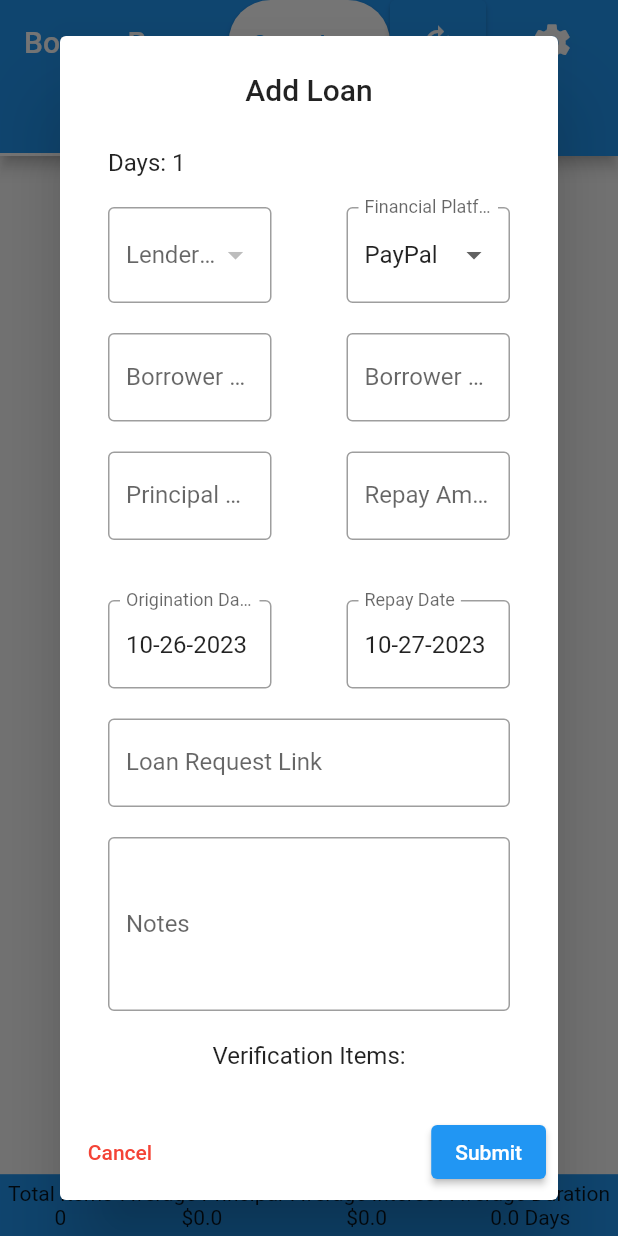
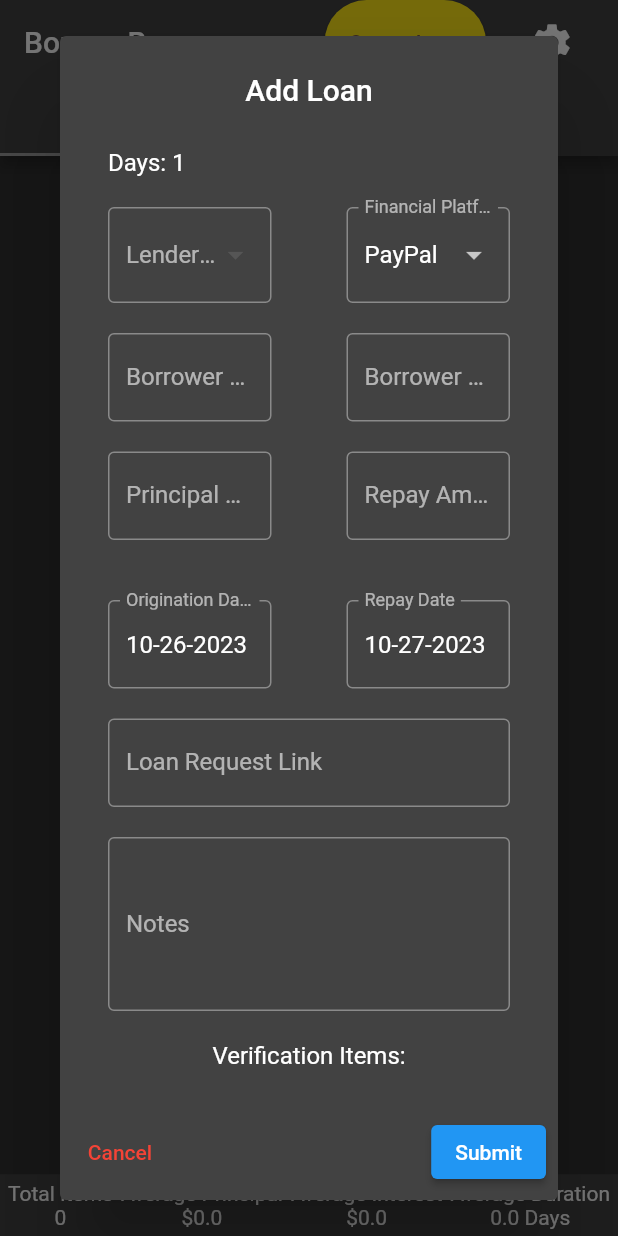
Before and after one commit to mkaramurzin/borrow-breeze, a Flutter app: the screen it shows once a user with an empty profile is signed in, after a tap on "Create a Loan", on a phone screen of 412 x 824 dp. Run offline on Flutter 3.47's test engine with Material 2 defaults, Android fonts, the phone set to English and light mode, and no system bars; our stand-ins replace cloud_firestore, firebase_auth, firebase_core, firebase_storage, flutter_spinkit, image_picker; missing offline and left inert: dart:html, excel; accounts and stored records are empty.

Commit message:
refactor: Change app's colors to dark theme

```diff
--- a/lib/main.dart
+++ b/lib/main.dart
@@ -32,6 +32,10 @@ class MyApp extends StatelessWidget {
         builder: (context, snapshot) {
           if (snapshot.connectionState == ConnectionState.done) {
             return MaterialApp(
+              themeMode: ThemeMode.dark,
+              darkTheme: ThemeData(
+                brightness: Brightness.dark,
+              ),
               initialRoute: '/',
               routes: {
                 '/': (context) => Wrapper(),
--- a/lib/screens/authentication/register.dart
+++ b/lib/screens/authentication/register.dart
@@ -23,7 +23,6 @@ class _RegisterState extends State<Register> {
   @override
   Widget build(BuildContext context) {
     return Scaffold(
-      backgroundColor: Colors.grey[50],
       appBar: AppBar(
         elevation: 0,
         title: Text(
@@ -38,7 +37,6 @@ class _RegisterState extends State<Register> {
             child: Container(
                 margin: EdgeInsets.only(top: 150),
                 decoration: BoxDecoration(
-                    color: Colors.white,
                     border: Border.all(color: Colors.grey, width: 1),
                     borderRadius: BorderRadius.circular(10)
                 ),
@@ -55,10 +53,10 @@ class _RegisterState extends State<Register> {
                           validator: (val) => val == '' ? 'Enter an email' : null,
                           decoration: InputDecoration(
                             labelText: 'Email',
+                            labelStyle: TextStyle(color: Colors.white),
                             border: new OutlineInputBorder(),
                             focusedBorder: OutlineInputBorder(),
                             filled: true,
-                            fillColor: Colors.grey[100],
                           ),
                           onChanged: (val) {
                             setState(() {
@@ -82,10 +80,10 @@ class _RegisterState extends State<Register> {
                           validator: (val) => val!.length < 6 ? 'Password must be at least 6 characters' : null,
                           decoration: InputDecoration(
                             labelText: 'Password',
+                            labelStyle: TextStyle(color: Colors.white),
                             border: new OutlineInputBorder(),
                             focusedBorder: OutlineInputBorder(),
                             filled: true,
-                            fillColor: Colors.grey[100],
                           ),
                           obscureText: true,
                           onChanged: (val) {
@@ -109,20 +107,9 @@ class _RegisterState extends State<Register> {
                         Row(
                           mainAxisAlignment: MainAxisAlignment.spaceBetween,
                           children: [
-                            MouseRegion(
-                              cursor: SystemMouseCursors.click,
-                              child: RichText(text: TextSpan(
-                                text: 'Sign in',
-                                style: new TextStyle(color: Colors.blue),
-                                recognizer: new TapGestureRecognizer()
-                                  ..onTap = () {
-                                    widget.toggle();
-                                  }
-                              )),
-                            ),
                             ElevatedButton(
                               style: ElevatedButton.styleFrom(
-                                  // backgroundColor: "#FFA611".toColor(),
+                                  backgroundColor: Color.fromARGB(255, 255, 232, 22),
                                   padding: EdgeInsets.symmetric(horizontal: 20, vertical: 18),
                                   elevation: 0,
                                   shape: RoundedRectangleBorder(
@@ -131,7 +118,7 @@ class _RegisterState extends State<Register> {
                               ),
                               child: Text(
                                 'Register',
-                                style: TextStyle(color: Colors.black),
+                                style: TextStyle(color: Colors.brown),
                               ),
                               onPressed: () async {
                                 if(_formKey.currentState!.validate()) {
@@ -144,6 +131,17 @@ class _RegisterState extends State<Register> {
                                   }
                                 }
                               },
+                            ),
+                            MouseRegion(
+                              cursor: SystemMouseCursors.click,
+                              child: RichText(text: TextSpan(
+                                text: 'Sign in',
+                                style: new TextStyle(color: Color.fromARGB(255, 255, 232, 22),),
+                                recognizer: new TapGestureRecognizer()
+                                  ..onTap = () {
+                                    widget.toggle();
+                                  }
+                              )),
                             ),
                           ],
                         ),
--- a/lib/screens/loan_view.dart
+++ b/lib/screens/loan_view.dart
@@ -128,8 +128,8 @@ class _LoanViewState extends State<LoanView>
             },
             child: Text('Create Loan'),
             style: ElevatedButton.styleFrom(
-              backgroundColor: Colors.white, // Background color
-              foregroundColor: Colors.blue, // Text color
+              backgroundColor: Color.fromARGB(255, 255, 232, 22), // Background color
+              foregroundColor: Colors.brown, // Text color
               shape: RoundedRectangleBorder(
                 borderRadius: BorderRadius.circular(30.0),
               ),
@@ -137,13 +137,13 @@ class _LoanViewState extends State<LoanView>
           ),
 
           // TODO delete in production
-          ElevatedButton(
-            onPressed: () async {
-              await Database(uid: _auth.user!.uid).totalReset();
-              setState(() {});
-            },
-            child: Icon(Icons.autorenew),
-          ),
+          // ElevatedButton(
+          //   onPressed: () async {
+          //     await Database(uid: _auth.user!.uid).totalReset();
+          //     setState(() {});
+          //   },
+          //   child: Icon(Icons.autorenew),
+          // ),
 
           Container(
             margin: EdgeInsets.symmetric(horizontal: 20),
@@ -180,6 +180,7 @@ class _LoanViewState extends State<LoanView>
         ],
         bottom: TabBar(
           controller: _tabController,
+          indicatorColor: Colors.grey,
           tabs: [
             Tab(icon: Icon(Icons.list, size: 18.0)),
             Tab(icon: Icon(Icons.bar_chart, size: 18.0)),
@@ -225,22 +226,18 @@ class _LoanViewState extends State<LoanView>
                                       },
                                       child: Text(
                                         'Create a Loan',
-                                        style: TextStyle(fontSize: 18),
+                                        style: TextStyle(fontSize: 18, color: Color.fromARGB(255, 255, 232, 22)),
                                       ),
                                       style: ButtonStyle(
                                         side: MaterialStateProperty.resolveWith(
                                             (states) => BorderSide(
-                                                color: Colors.blue, width: 2)),
+                                                color: Color.fromARGB(255, 255, 232, 22), width: 2)),
                                         padding:
                                             MaterialStateProperty.resolveWith(
                                                 (states) =>
                                                     EdgeInsets.symmetric(
                                                         vertical: 15.0,
                                                         horizontal: 25.0)),
-                                        textStyle:
-                                            MaterialStateProperty.resolveWith(
-                                                (states) =>
-                                                    TextStyle(fontSize: 18)),
                                       ),
                                     ),
                                   ),
@@ -253,22 +250,18 @@ class _LoanViewState extends State<LoanView>
                                       },
                                       child: Text(
                                         'Apply Filter',
-                                        style: TextStyle(fontSize: 18),
+                                        style: TextStyle(fontSize: 18, color: Color.fromARGB(255, 255, 232, 22)),
                                       ),
                                       style: ButtonStyle(
                                         side: MaterialStateProperty.resolveWith(
                                             (states) => BorderSide(
-                                                color: Colors.blue, width: 2)),
+                                                color: Color.fromARGB(255, 255, 232, 22), width: 2)),
                                         padding:
                                             MaterialStateProperty.resolveWith(
                                                 (states) =>
                                                     EdgeInsets.symmetric(
                                                         vertical: 15.0,
                                                         horizontal: 25.0)),
-                                        textStyle:
-                                            MaterialStateProperty.resolveWith(
-                                                (states) =>
-                                                    TextStyle(fontSize: 18)),
                                       ),
                                     ),
                                   )
@@ -290,8 +283,8 @@ class _LoanViewState extends State<LoanView>
                       ),
                     ),
                     Container(
+                      color: Colors.grey[800],
                       height: MediaQuery.of(context).size.height * 0.05,
-                      color: Colors.blue,
                       child: Row(
                         mainAxisAlignment: MainAxisAlignment.spaceEvenly,
                         children: [
--- a/lib/widgets/loan_form.dart
+++ b/lib/widgets/loan_form.dart
@@ -48,6 +48,7 @@ class _LoanFormDialogState extends State<LoanFormDialog> {
   String loanRequestLink = '';
   String notes = '';
   List<Map<String, dynamic>> verificationItems = [];
+  bool _isLoading = false;
 
   @override
   void initState() {
@@ -204,6 +205,29 @@ class _LoanFormDialogState extends State<LoanFormDialog> {
     }
   }
 
+  void _uploadImage(Map<String, dynamic> item) async {
+    if (kIsWeb) {
+      final html.FileUploadInputElement input = html.FileUploadInputElement()
+        ..accept = 'image/*';
+      input.click();
+
+      input.onChange.listen((event) {
+        final file = input.files!.first;
+        setState(() {
+          item['url'] = file;
+        });
+      });
+    } else {
+      final XFile? pickedFile =
+          await ImagePicker().pickImage(source: ImageSource.gallery);
+      if (pickedFile != null) {
+        setState(() {
+          item['url'] = pickedFile;
+        });
+      }
+    }
+  }
+
   @override
   Widget build(BuildContext context) {
     double screenWidth = MediaQuery.of(context).size.width;
@@ -216,7 +240,9 @@ class _LoanFormDialogState extends State<LoanFormDialog> {
       // Desktop
       dialogWidth = screenWidth * 0.5;
     }
-    return AlertDialog(
+    return Stack(
+      children: [
+        AlertDialog(
           actions: [
             Row(
               mainAxisAlignment: MainAxisAlignment.spaceBetween,
@@ -324,7 +350,8 @@ class _LoanFormDialogState extends State<LoanFormDialog> {
                                   });
                                 }
                               },
-                          items: ['PayPal', 'Venmo', 'Zelle'].map((platform) {
+                              items:
+                                  ['PayPal', 'Venmo', 'Zelle'].map((platform) {
                                 return DropdownMenuItem(
                                   child: Text(platform),
                                   value: platform,
@@ -416,8 +443,9 @@ class _LoanFormDialogState extends State<LoanFormDialog> {
                           ),
                           Expanded(
                             child: TextFormField(
-                          initialValue:
-                              widget.loan != null ? repayAmount.toString() : '',
+                              initialValue: widget.loan != null
+                                  ? repayAmount.toString()
+                                  : '',
                               keyboardType: TextInputType.number,
                               decoration: InputDecoration(
                                 labelText: 'Repay Amount',
@@ -513,7 +541,8 @@ class _LoanFormDialogState extends State<LoanFormDialog> {
                                   lastDate: DateTime.now().add(Duration(
                                       days: 3650)), // 10 years into the future
                                 );
-                            if (pickedDate != null && pickedDate != repayDate) {
+                                if (pickedDate != null &&
+                                    pickedDate != repayDate) {
                                   repayDate = pickedDate;
                                   updateMetrics();
                                 }
@@ -549,9 +578,7 @@ class _LoanFormDialogState extends State<LoanFormDialog> {
                       ),
                       Container(
                         margin: EdgeInsets.symmetric(vertical: 20),
-                    child: Text(
-                      "Verification Items:"
-                    ),
+                        child: Text("Verification Items:"),
                       ),
                       ...verificationItems.asMap().entries.map((entry) {
                         int idx = entry.key;
@@ -591,36 +618,7 @@ class _LoanFormDialogState extends State<LoanFormDialog> {
                                       : Icon(Icons.upload),
                                   onPressed: item['url'] != ''
                                       ? null
-                                  : () async {
-                                      if (kIsWeb) {
-                                        // Web-specific image picking logic
-                                        final html.FileUploadInputElement
-                                            input =
-                                            html.FileUploadInputElement()
-                                              ..accept = 'image/*';
-                                        input.click();
-
-                                        input.onChange.listen((event) {
-                                          final file = input.files!.first;
-                                          // Instead of uploading right away, just store the html.File object
-                                          setState(() {
-                                            item['url'] =
-                                                file; // Now item['url'] holds an html.File object
-                                          });
-                                        });
-                                      } else {
-                                        // Mobile-specific image picking logic
-                                        final XFile? pickedFile =
-                                            await ImagePicker().pickImage(
-                                                source: ImageSource.gallery);
-                                        if (pickedFile != null) {
-                                          setState(() {
-                                            item['url'] =
-                                                pickedFile; // Now item['url'] holds an XFile object
-                                          });
-                                        }
-                                      }
-                                    },
+                                      : () => _uploadImage(item),
                                 ),
                               ),
                             ],
@@ -633,7 +631,12 @@ class _LoanFormDialogState extends State<LoanFormDialog> {
                           icon: Icon(Icons.add),
                           onPressed: () {
                             setState(() {
-                          verificationItems.add({'label': '', 'url': ''});
+                              Map<String, dynamic> newItem = {
+                                'label': '',
+                                'url': ''
+                              };
+                              verificationItems.add(newItem);
+                              _uploadImage(newItem);
                             });
                           },
                         ),
@@ -644,6 +647,17 @@ class _LoanFormDialogState extends State<LoanFormDialog> {
               ),
             ),
           ),
+        ),
+        if (_isLoading)
+          Positioned.fill(
+            child: Container(
+              color: Colors.grey.withOpacity(0.5), // Adjust opacity as needed
+              child: Center(
+                child: CircularProgressIndicator(),
+              ),
+            ),
+          ),
+      ],
     );
   }
 
@@ -749,7 +763,14 @@ class _LoanFormDialogState extends State<LoanFormDialog> {
           verificationItems: verificationItems,
           changeLog:
               '${formatSubmitDate(DateTime.now())}\nLoan Item Created\nLoan Amount: $principalAmount\nRepay Amount: $repayAmount\nRepay Date: ${formatDate(repayDate)}\n\n');
+
+      setState(() {
+        _isLoading = true;
+      });
       await Database(uid: _auth.user!.uid).addLoan(newLoan);
+      setState(() {
+        _isLoading = false;
+      });
     }
     widget.onFormSubmit();
     Navigator.pop(context);
```
Also changed, not shown: lib/screens/authentication/reset_password.dart (+3 -5 lines), lib/screens/authentication/sign_in.dart (+6 -8 lines), 1 other file. Lines whose indentation alone changed are shown as unchanged.
